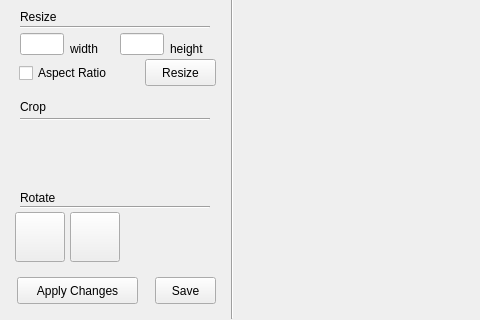
First picture: the form in trab1/mainwindow.ui, repository julioce/CompGraf, before the edit; both pictures show x 0 to 480 and y 280 to 600 of the 800 by 600 pixel window.
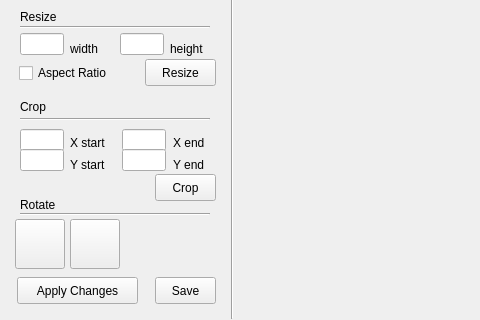
Second picture: the form after the edit. Icons and pictures are not drawn.

Commit message: *Adicionada as entradas para a função crop com penquena validação e entrada de logs.

What changed in the file:
```diff
--- a/trab1/mainwindow.ui
+++ b/trab1/mainwindow.ui
@@ -136,7 +136,7 @@
     <property name="geometry">
      <rect>
       <x>70</x>
-      <y>473</y>
+      <y>480</y>
       <width>50</width>
       <height>50</height>
      </rect>
@@ -162,7 +162,7 @@
     <property name="geometry">
      <rect>
       <x>15</x>
-      <y>473</y>
+      <y>480</y>
       <width>50</width>
       <height>50</height>
      </rect>
@@ -185,7 +185,7 @@
     <property name="geometry">
      <rect>
       <x>20</x>
-      <y>450</y>
+      <y>457</y>
       <width>60</width>
       <height>17</height>
      </rect>
@@ -198,7 +198,7 @@
     <property name="geometry">
      <rect>
       <x>20</x>
-      <y>458</y>
+      <y>465</y>
       <width>190</width>
       <height>20</height>
      </rect>
@@ -421,6 +421,111 @@
      <enum>Qt::Horizontal</enum>
     </property>
    </widget>
+   <widget class="QLabel" name="labelStartX">
+    <property name="geometry">
+     <rect>
+      <x>70</x>
+      <y>396</y>
+      <width>41</width>
+      <height>16</height>
+     </rect>
+    </property>
+    <property name="text">
+     <string>X start</string>
+    </property>
+   </widget>
+   <widget class="QLabel" name="labelStartY">
+    <property name="geometry">
+     <rect>
+      <x>70</x>
+      <y>418</y>
+      <width>41</width>
+      <height>16</height>
+     </rect>
+    </property>
+    <property name="text">
+     <string>Y start</string>
+    </property>
+   </widget>
+   <widget class="QLabel" name="labelEndX">
+    <property name="geometry">
+     <rect>
+      <x>173</x>
+      <y>396</y>
+      <width>41</width>
+      <height>16</height>
+     </rect>
+    </property>
+    <property name="text">
+     <string>X end</string>
+    </property>
+   </widget>
+   <widget class="QLabel" name="labelEndY">
+    <property name="geometry">
+     <rect>
+      <x>173</x>
+      <y>418</y>
+      <width>41</width>
+      <height>16</height>
+     </rect>
+    </property>
+    <property name="text">
+     <string>Y end</string>
+    </property>
+   </widget>
+   <widget class="QLineEdit" name="labelStartXposition">
+    <property name="geometry">
+     <rect>
+      <x>20</x>
+      <y>390</y>
+      <width>44</width>
+      <height>22</height>
+     </rect>
+    </property>
+   </widget>
+   <widget class="QLineEdit" name="labelStartYposition">
+    <property name="geometry">
+     <rect>
+      <x>20</x>
+      <y>410</y>
+      <width>44</width>
+      <height>22</height>
+     </rect>
+    </property>
+   </widget>
+   <widget class="QLineEdit" name="labelEndXposition">
+    <property name="geometry">
+     <rect>
+      <x>122</x>
+      <y>390</y>
+      <width>44</width>
+      <height>22</height>
+     </rect>
+    </property>
+   </widget>
+   <widget class="QLineEdit" name="labelEndYposition">
+    <property name="geometry">
+     <rect>
+      <x>122</x>
+      <y>410</y>
+      <width>44</width>
+      <height>22</height>
+     </rect>
+    </property>
+   </widget>
+   <widget class="QPushButton" name="cropButton">
+    <property name="geometry">
+     <rect>
+      <x>155</x>
+      <y>435</y>
+      <width>61</width>
+      <height>27</height>
+     </rect>
+    </property>
+    <property name="text">
+     <string>Crop</string>
+    </property>
+   </widget>
   </widget>
   <widget class="QMenuBar" name="menuBar">
    <property name="geometry">
```
The commit also changes 8 other files.
